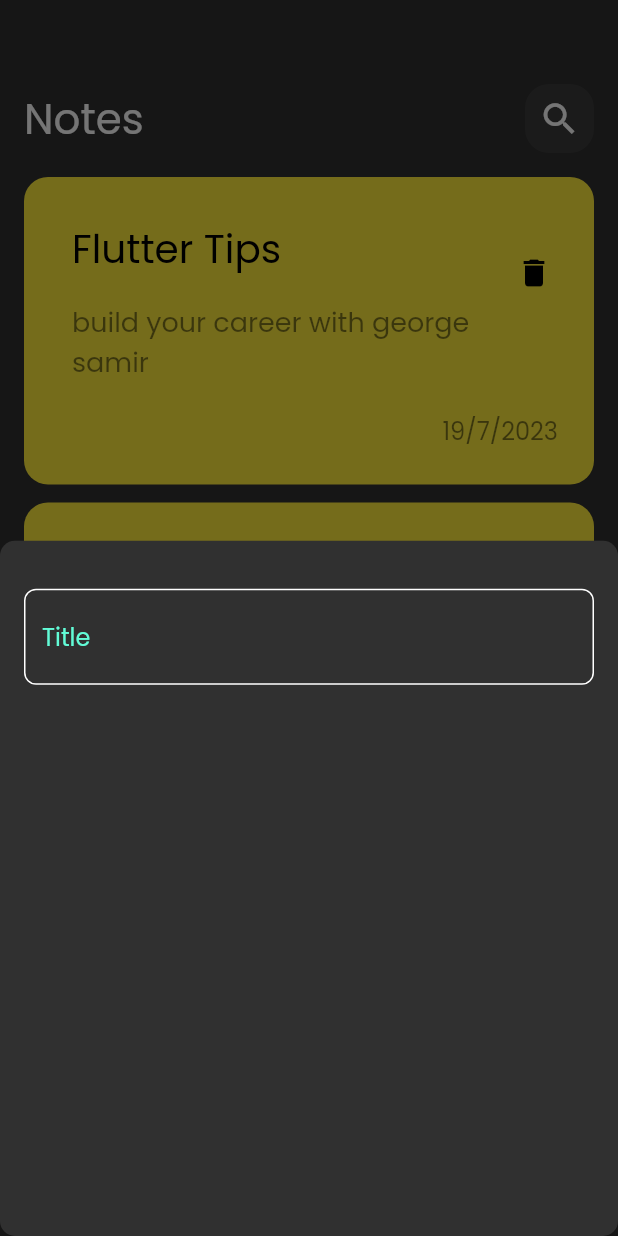
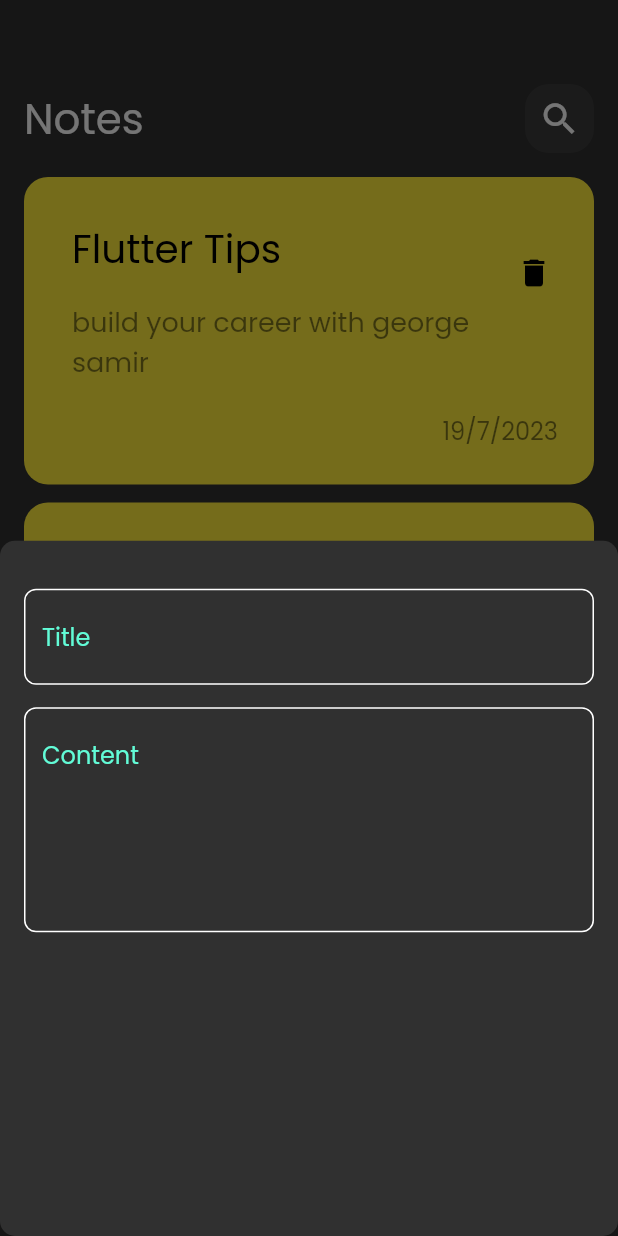
Before and after one commit to George-Samir88/notes_app, a Flutter app: the screen it shows after launch, after a tap on the "add" icon, on a phone screen of 412 x 824 dp. Run offline on Flutter 3.47's test engine with Material 2 defaults, Android fonts, the phone set to English and light mode, and no system bars.

Commit message:
add content field to bottom sheet

```diff
--- a/lib/reusable/add_note_bottom_sheet.dart
+++ b/lib/reusable/add_note_bottom_sheet.dart
@@ -12,7 +12,19 @@ class AddNoteBottomSheet extends StatelessWidget {
         padding: EdgeInsets.symmetric(horizontal: 16.0, vertical: 32.0),
         child: Column(
           children: [
-            CustomTextField(),
+            CustomTextField(
+              hint: 'Title',
+              maxLines: 1,
+            ),
+            Padding(
+              padding: EdgeInsets.only(
+                top: 15.0
+              ),
+              child: CustomTextField(
+                hint: 'Content',
+                maxLines: 5,
+              ),
+            ),
           ],
         ),
       ),
--- a/lib/reusable/custom_text_field.dart
+++ b/lib/reusable/custom_text_field.dart
@@ -2,16 +2,18 @@ import 'package:flutter/material.dart';
 import 'package:notes_app/constants/constants.dart';
 
 class CustomTextField extends StatelessWidget {
-  const CustomTextField({super.key});
+  const CustomTextField({super.key, required this.hint, this.maxLines = 1});
+
+  final String hint;
+
+  final int maxLines;
 
   @override
   Widget build(BuildContext context) {
     return TextField(
       cursorColor: kPrimaryColor,
       decoration: InputDecoration(
-        hintStyle: TextStyle(
-          color: kPrimaryColor
-        ),
+        hintStyle: TextStyle(color: kPrimaryColor),
         enabledBorder: OutlineInputBorder(
           borderRadius: BorderRadius.circular(8.0),
           borderSide: const BorderSide(
@@ -24,8 +26,9 @@ class CustomTextField extends StatelessWidget {
             color: kPrimaryColor,
           ),
         ),
-        hintText: 'Title',
+        hintText: hint,
       ),
+      maxLines: maxLines,
     );
   }
 }
```
